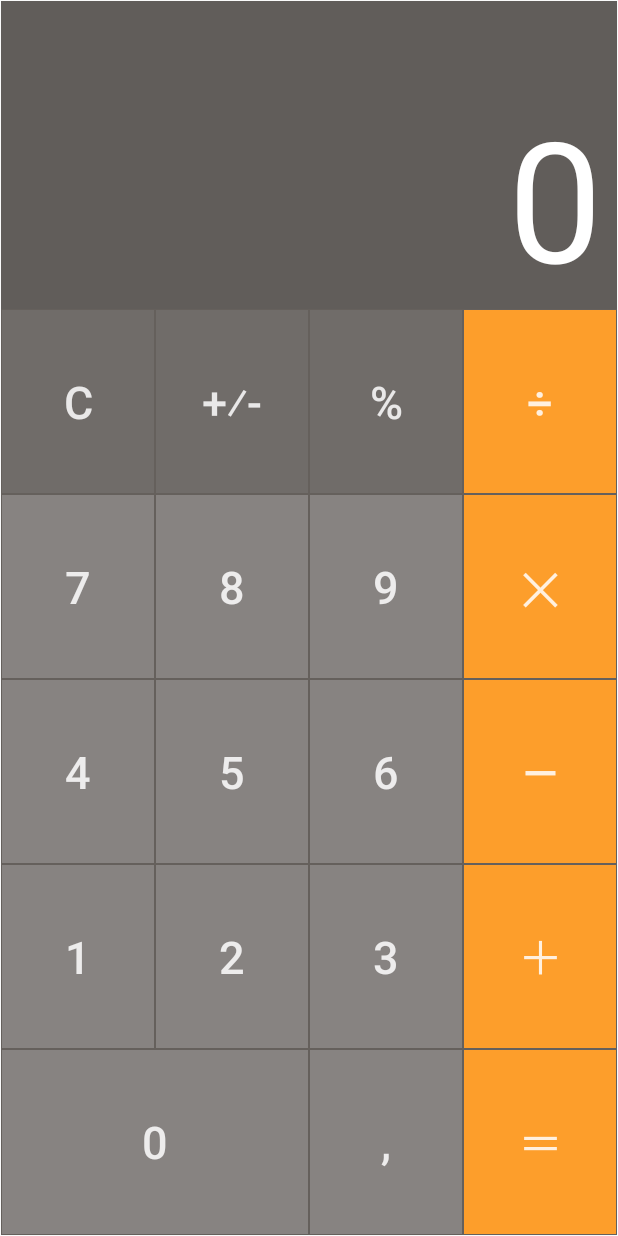
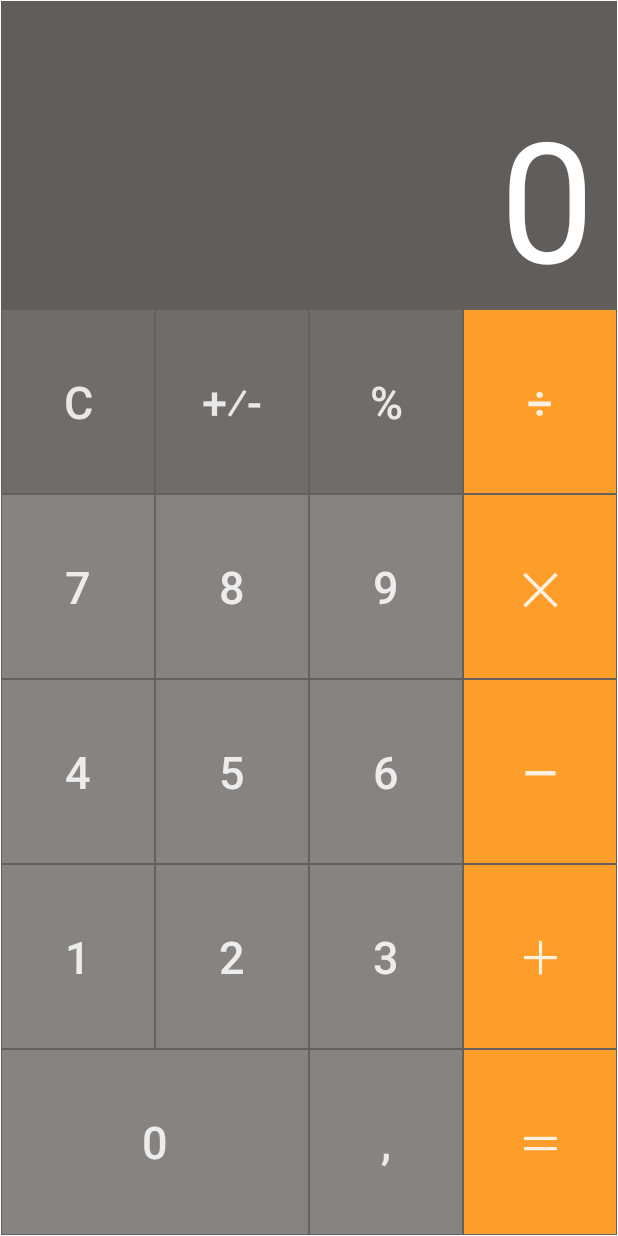
Before and after one commit to Wekker/androidCalculator, an Android app: the screen it shows after launch (MainActivity), on a phone screen of 412 x 824 dp. Run offline under Robolectric (Android 15) with nearby library versions, the phone set to English and light mode, and no system bars; our stand-ins replace data binding.

Commit message:
Add more padding to initial display text placement

```diff
--- a/app/src/main/res/layout/activity_main.xml
+++ b/app/src/main/res/layout/activity_main.xml
@@ -21,9 +21,9 @@
             android:layout_weight="0.25"
             android:background="@color/colorMainDislay"
             android:gravity="bottom|end"
-            android:paddingLeft="10sp"
-            android:paddingEnd="10sp"
-            android:paddingRight="10sp"
+            android:paddingLeft="15sp"
+            android:paddingEnd="15dp"
+            android:paddingRight="15sp"
             android:text="@string/display_initial_value"
             android:textColor="@color/colorMainDislayText"
             android:textSize="200sp"
```
